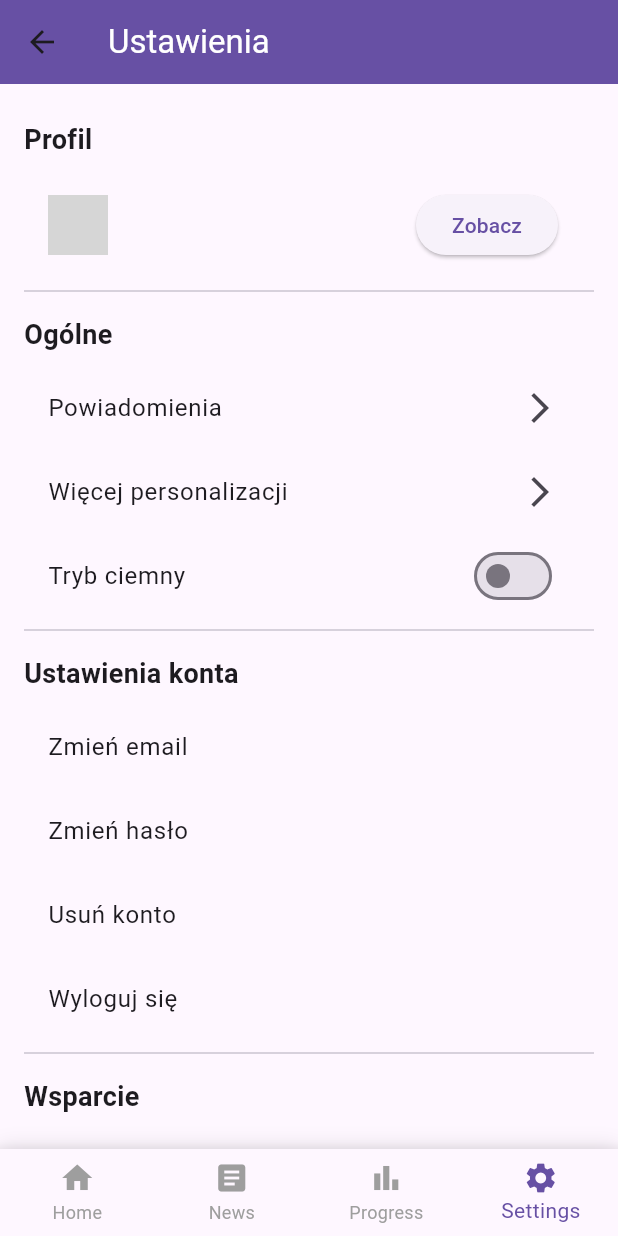
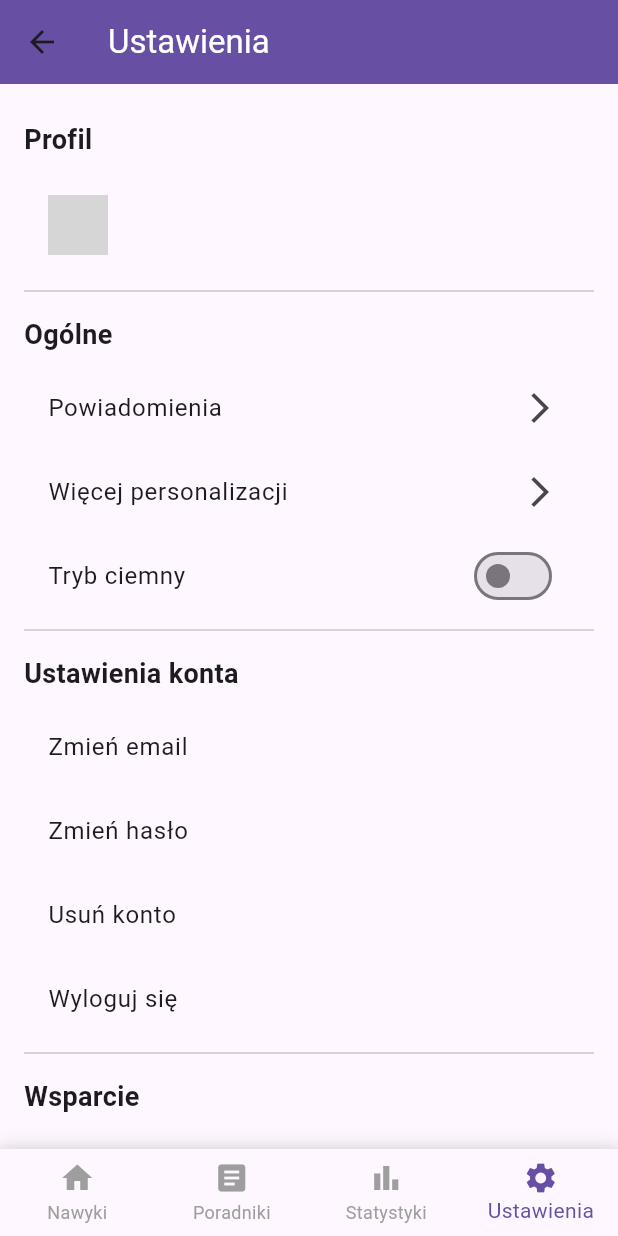
Before and after one commit to devglz/nawykomat-habit-app, a Flutter app: the HomePage screen opened by its route, item 4 of the bottom bar chosen, on a phone screen of 412 x 824 dp. Run offline on Flutter 3.47's test engine with Material 3 defaults, Android fonts, the light colour scheme and no system bars; our stand-ins replace cloud_firestore, firebase_auth, firebase_core, fl_chart, flutter_svg, google_sign_in and 1 more; accounts and stored records are empty; network calls fail; grey boxes are pictures that could not be loaded.

Commit message:
aktualizacja 15

```diff
--- a/lib/main.dart
+++ b/lib/main.dart
@@ -69,8 +69,8 @@ class MyAppWebWrapper extends StatelessWidget {
                   child: ClipRRect(
                     borderRadius: BorderRadius.circular(20),
                     child: Container(
-                      width: 1300,
-                      height: 900,
+                      width: 1100,
+                      height: 700,
                       color: Colors.white, // Tło dla głównej aplikacji
                       child: const MyApp(),
                     ),
--- a/lib/ui/home/home_page.dart
+++ b/lib/ui/home/home_page.dart
@@ -295,7 +295,10 @@ class _HabitCardState extends State<HabitCard> {
     return Card(
       margin: const EdgeInsets.all(8.0),
       child: ListTile(
-        title: Text(widget.title),
+        title: Text(
+          widget.title,
+          style: const TextStyle(fontSize: 18, fontWeight: FontWeight.bold), // Powiększenie i pogrubienie nazwy nawyku
+        ),
         subtitle: Text(widget.description),
         trailing: Row(
           mainAxisSize: MainAxisSize.min,
--- a/lib/ui/settings/profile_page.dart
+++ b/lib/ui/settings/profile_page.dart
@@ -151,7 +151,6 @@ class ProfilePage extends StatelessWidget {
 
         void _showPasswordError(String message) {
           (context as Element).markNeedsBuild();
-          _passwordErrorMessage = message;
         }
 
         return StatefulBuilder(
--- a/lib/ui/settings/settings_page.dart
+++ b/lib/ui/settings/settings_page.dart
@@ -449,15 +449,6 @@ class SettingsPageState extends State<SettingsPage> {
                       ),
                       title: Text(userName, style: TextStyle(fontWeight: FontWeight.bold)),
                       subtitle: Text(userEmail),
-                      trailing: ElevatedButton(
-                        onPressed: () {
-                          Navigator.push(
-                            context,
-                            MaterialPageRoute(builder: (context) => ProfilePage(userData: userData)),
-                          );
-                        },
-                        child: const Text('Zobacz'),
-                      ),
                     );
                   },
                 ),
--- a/lib/ui/widgets/custom_bottom_navigation_bar.dart
+++ b/lib/ui/widgets/custom_bottom_navigation_bar.dart
@@ -37,19 +37,19 @@ class CustomBottomNavigationBar extends StatelessWidget {
         items: const [
           BottomNavigationBarItem(
             icon: Icon(Icons.home),
-            label: 'Home',
+            label: 'Nawyki',
           ),
           BottomNavigationBarItem(
             icon: Icon(Icons.article),
-            label: 'News',
+            label: 'Poradniki',
           ),
           BottomNavigationBarItem(
             icon: Icon(Icons.bar_chart),
-            label: 'Progress',
+            label: 'Statystyki',
           ),
           BottomNavigationBarItem(
             icon: Icon(Icons.settings),
-            label: 'Settings',
+            label: 'Ustawienia',
           ),
         ],
       ),
```
